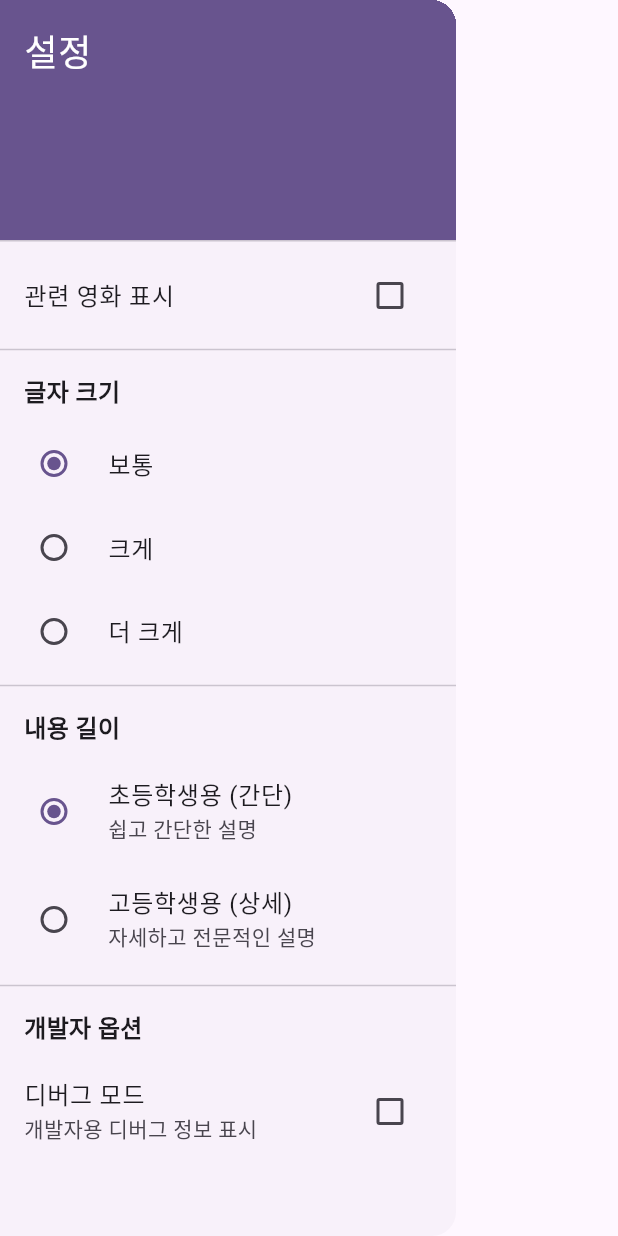
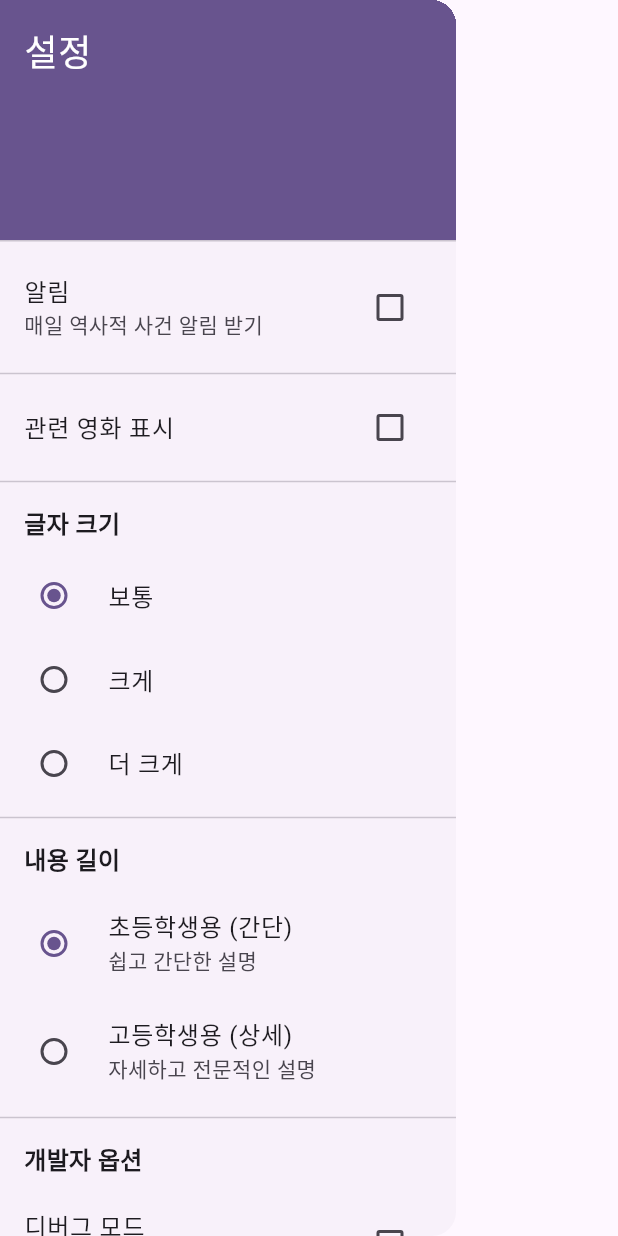
Before and after one commit to izowooi/honey-history, a Flutter app: the SettingsDrawer widget shown alone on an empty page, opened directly, on a phone screen of 412 x 824 dp. Run offline on Flutter 3.47's test engine with Material 3 defaults, Android fonts, the phone set to English and light mode, and no system bars; our stand-ins replace flutter_riverpod, shared_preferences, youtube_player_flutter; accounts and stored records are empty.

Commit message:
fcm ui 추가

```diff
--- a/flutter_proj/lib/providers/settings_provider.dart
+++ b/flutter_proj/lib/providers/settings_provider.dart
@@ -5,6 +5,7 @@ final fontSizeScaleProvider = StateProvider<double>((ref) => 1.0);
 final showMoviesProvider = StateProvider<bool>((ref) => false);
 final useDetailedContentProvider = StateProvider<bool>((ref) => false);
 final isDebugProvider = StateProvider<bool>((ref) => false);
+final notificationEnabledProvider = StateProvider<bool>((ref) => false);
 
 final showSwipeHintProvider = FutureProvider<bool>((ref) async {
   final prefs = await SharedPreferences.getInstance();
--- a/flutter_proj/lib/widgets/settings/settings_drawer.dart
+++ b/flutter_proj/lib/widgets/settings/settings_drawer.dart
@@ -11,6 +11,7 @@ class SettingsDrawer extends ConsumerWidget {
     final fontSizeScale = ref.watch(fontSizeScaleProvider);
     final useDetailedContent = ref.watch(useDetailedContentProvider);
     final isDebug = ref.watch(isDebugProvider);
+    final notificationEnabled = ref.watch(notificationEnabledProvider);
 
     return Drawer(
       child: ListView(
@@ -28,6 +29,17 @@ class SettingsDrawer extends ConsumerWidget {
               ),
             ),
           ),
+          CheckboxListTile(
+            title: const Text('알림'),
+            subtitle: const Text('매일 역사적 사건 알림 받기'),
+            value: notificationEnabled,
+            onChanged: (bool? value) {
+              if (value != null) {
+                ref.read(notificationEnabledProvider.notifier).state = value;
+              }
+            },
+          ),
+          const Divider(),
           CheckboxListTile(
             title: const Text('관련 영화 표시'),
             value: showMovies,
```
